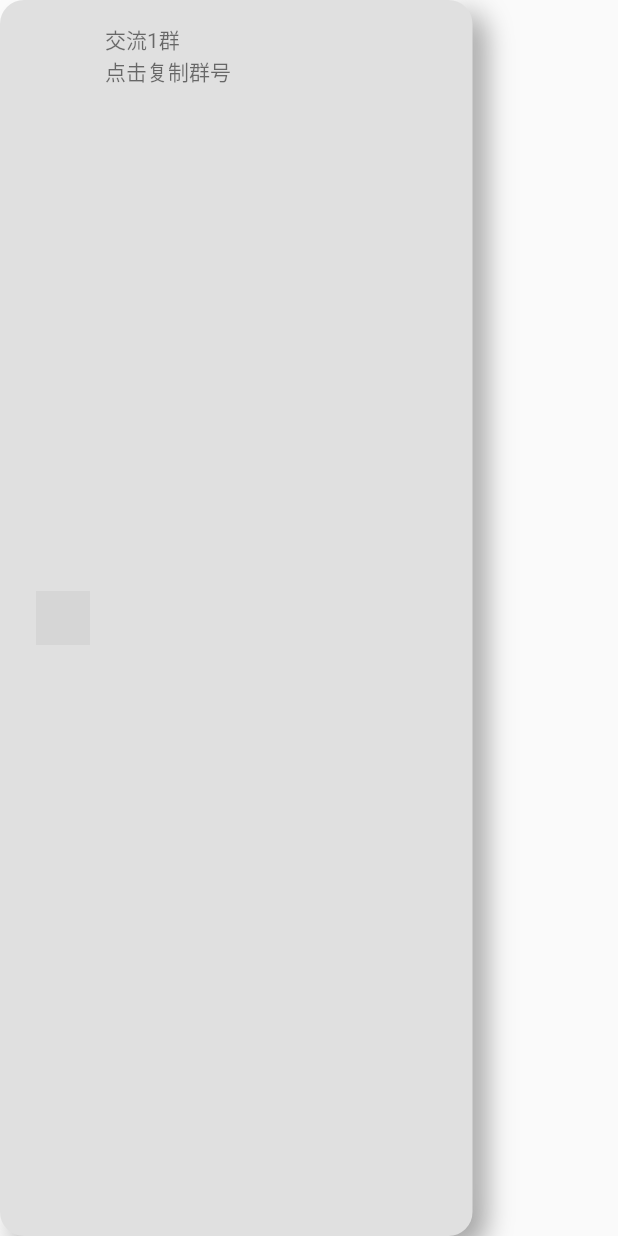
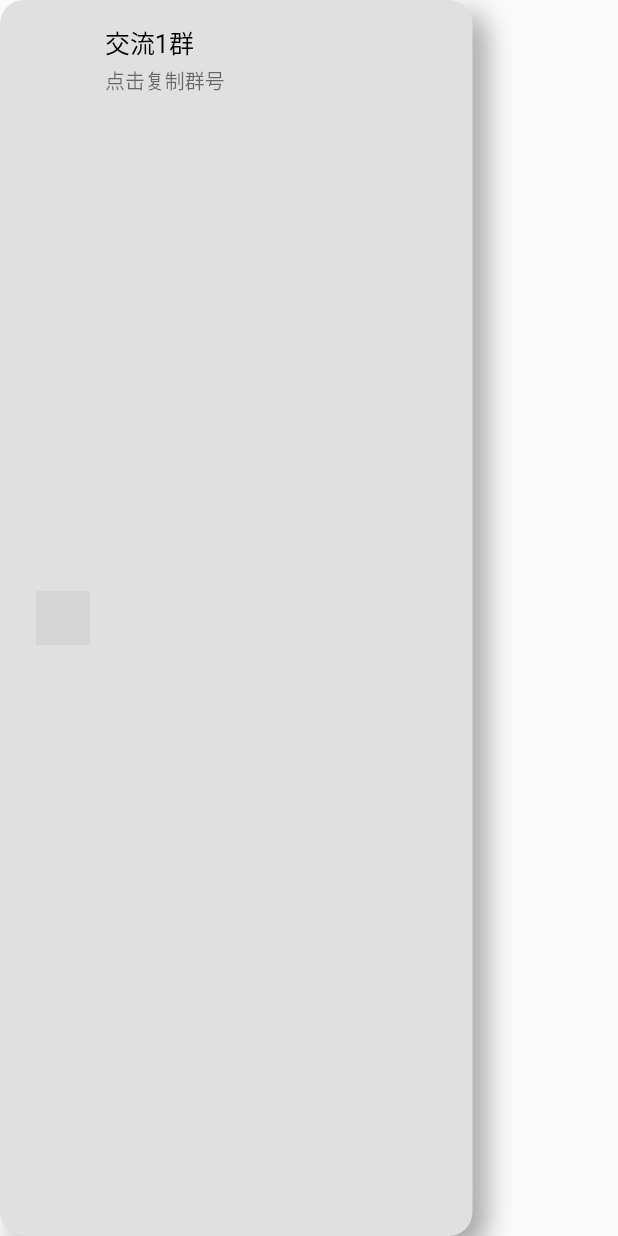
Before and after one commit to VaIOReTto1/CumtLogin, a Flutter app: the ResGroupTile widget shown alone on an empty page, opened directly, on a phone screen of 412 x 824 dp. Run offline on Flutter 3.47's test engine with Material 2 defaults, Android fonts, the light colour scheme and no system bars; drawn by our look-alikes of getwidget; our stand-ins replace cached_network_image, dio, flutter_screenutil, image_picker, material_design_icons_flutter, shared_preferences; missing offline and left inert: flutter_picker; accounts and stored records are empty; network calls fail; grey boxes are pictures that could not be loaded.

```diff
--- a/lib/aboutUs/cpns/res_group_tile.dart
+++ b/lib/aboutUs/cpns/res_group_tile.dart
@@ -61,16 +61,21 @@ class ResGroupTile extends StatelessWidget {
             title: Text(
               text,
               style: TextStyle(
+                  fontSize: UIConfig.fontSizeMain * 1.5,
                   color: Theme.of(context).brightness == Brightness.dark
                       ? Colors.white
-                      : Colors.black54),
+                      : Colors.black),
             ),
-            subTitle: Text(
-              '点击复制群号',
-              style: TextStyle(
-                  color: Theme.of(context).brightness == Brightness.dark
-                      ? Colors.white
-                      : Colors.black54),
+            subTitle: Padding(
+              padding:  EdgeInsets.only(top: UIConfig.paddingVertical),
+              child: Text(
+                '点击复制群号',
+                style: TextStyle(
+                    fontSize: UIConfig.fontSizeMin * 1.4,
+                    color: Theme.of(context).brightness == Brightness.dark
+                        ? Colors.white
+                        : Colors.black54),
+              ),
             )),
       ),
     );
--- a/lib/aboutUs/pages/about_page.dart
+++ b/lib/aboutUs/pages/about_page.dart
@@ -30,7 +30,7 @@ class _AboutPageState extends State<AboutPage> {
             floating: false,
             snap: false,
             primary: true,
-            expandedHeight: 200.0,
+            expandedHeight: 240.0,
             elevation: 0,
             backgroundColor: Theme.of(context).brightness == Brightness.dark
                 ? Theme.of(context).cardColor
@@ -53,7 +53,7 @@ class _AboutPageState extends State<AboutPage> {
                 mainAxisAlignment: MainAxisAlignment.center,
                 children: [
                   SizedBox(
-                    height: UIConfig.fontSizeMid * 6,
+                    height: UIConfig.fontSizeMid * 4,
                   ),
                   Image(
                     image: const AssetImage('images/logo.png'),
```
